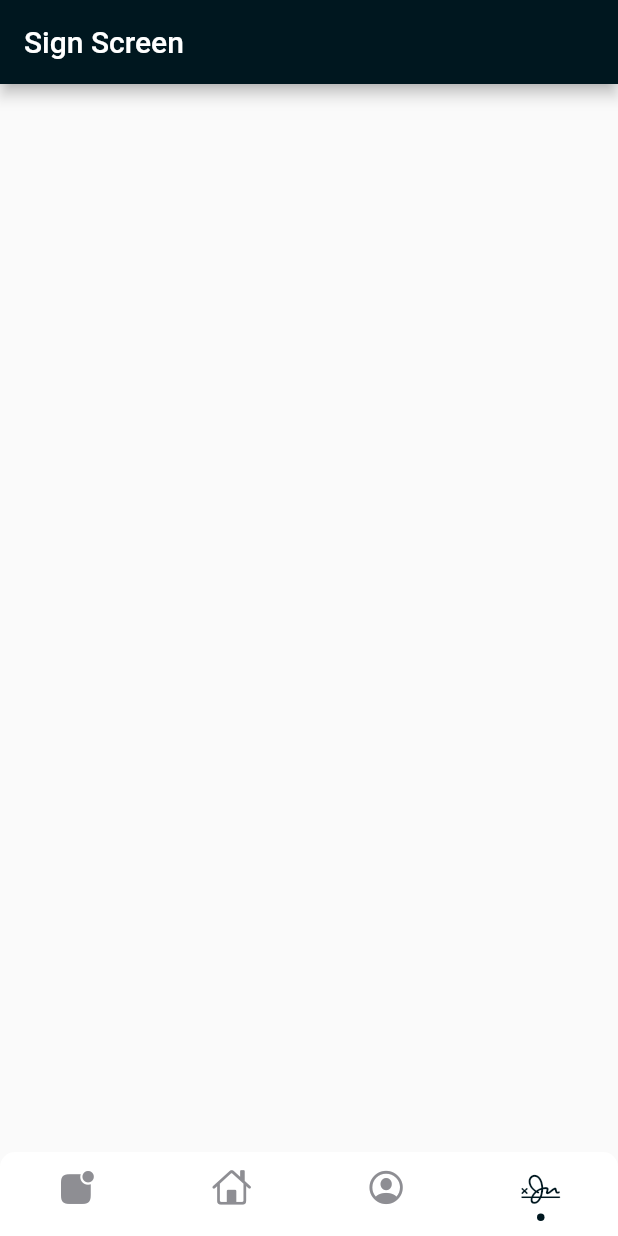
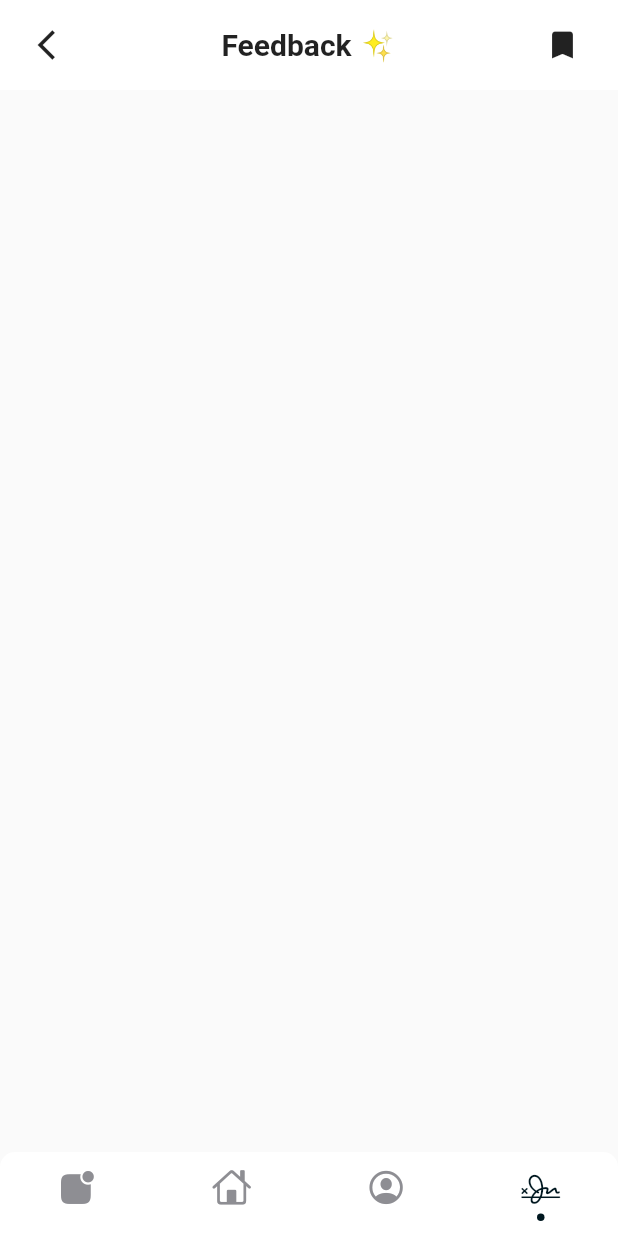
Before and after one commit to LeonLaptop/fitness, a Flutter app: the screen it shows after launch, item 4 of the bottom bar chosen, on a phone screen of 412 x 824 dp. Run offline on Flutter 3.47's test engine with Material 2 defaults, Android fonts, the phone set to English and light mode, and no system bars; drawn by our look-alikes of persistent_bottom_nav_bar.

Commit message:
merge my status

```diff
--- /dev/null
+++ b/lib/assets/textstyle.dart
@@ -0,0 +1,3 @@
+import 'package:flutter/cupertino.dart';
+
+const TextStyle topbarHeader = TextStyle(fontSize: 20.0, fontWeight: FontWeight.bold);
--- a/lib/components/topbar.dart
+++ b/lib/components/topbar.dart
@@ -1,26 +1,34 @@
 import 'package:flutter/material.dart';
+import 'package:login_screen/assets/textstyle.dart';
 
-class Topbar extends StatefulWidget {
-  @override
-  _TopbarState createState() => _TopbarState();
-}
+class Topbar extends StatelessWidget {
+final String title;
+final IconData iconLeft;
+final IconData iconRight;
 
-class _TopbarState extends State<Topbar> {
+  Topbar({this.title, this.iconLeft, this.iconRight});
+
   @override
   Widget build(BuildContext context) {
     return Container(
+      padding: EdgeInsets.only(left: 25.0, right: 25.0,),
       height: 60.0,
       width: double.infinity,
       color: Colors.white,
       child: Row(
         children: [
           Icon(
-            Icons.arrow_back_ios_outlined,
+            iconLeft
           ),
           Expanded(
-            child: Text("Status ✨"),
+            child: Center(
+              child: Text(
+                title,
+                style: topbarHeader,
+              ),
+            ),
           ),
-          Icon(Icons.filter_3)
+          Icon(iconRight)
         ],
       ),
     );
--- a/lib/screens/feddback_screen.dart
+++ b/lib/screens/feddback_screen.dart
@@ -1,5 +1,6 @@
 import 'package:flutter/material.dart';
 import 'package:login_screen/assets/colors.dart';
+import 'package:login_screen/components/topbar.dart';
 
 class FeedbackScreen extends StatefulWidget {
   @override
@@ -10,12 +11,18 @@ class _FeedbackScreenState extends State<FeedbackScreen> {
   @override
   Widget build(BuildContext context) {
     return Scaffold(
-      appBar: AppBar(
-        title: Text("Sign Screen"),
-        backgroundColor: darkBlackColor,
-      ),
-      body: Container(
-        child: Column(),
+      body: SafeArea(
+        child: Container(
+          child: Column(
+            children: [
+               Topbar(
+                  title: "Feedback ✨",
+                  iconLeft: Icons.arrow_back_ios,
+                  iconRight: Icons.bookmark,
+                ),
+            ],
+          ),
+        ),
       ),
     );
   }
```
Also changed, not shown: lib/screens/home_screen.dart (+12 -3 lines), lib/screens/profile_screen.dart (+12 -4 lines).
